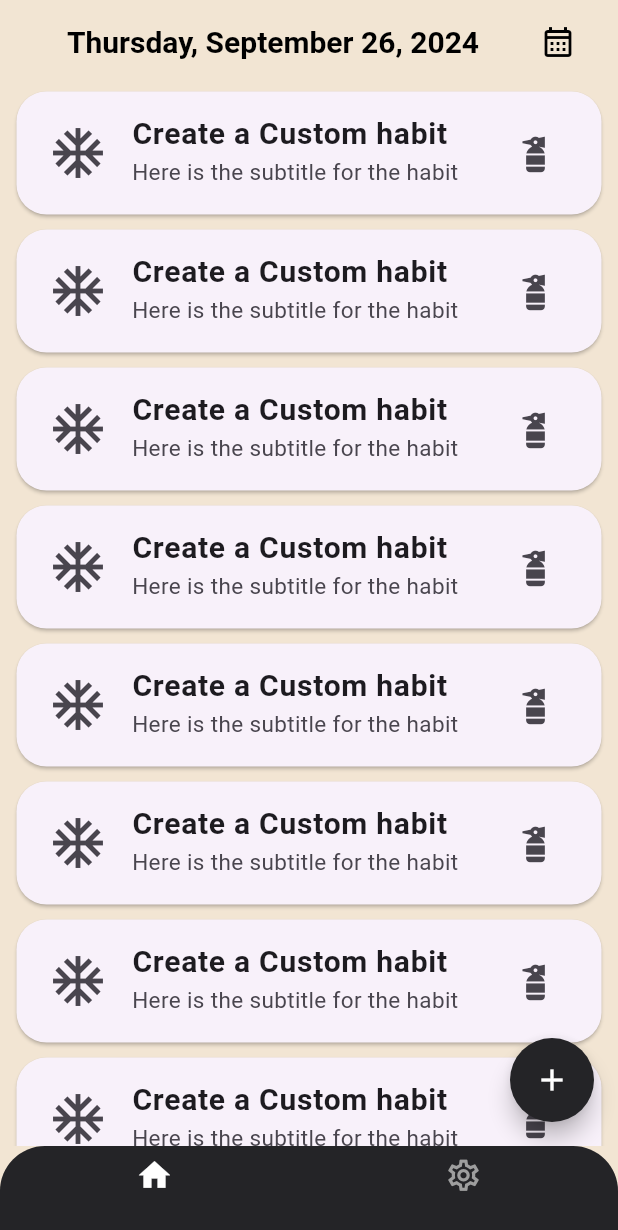
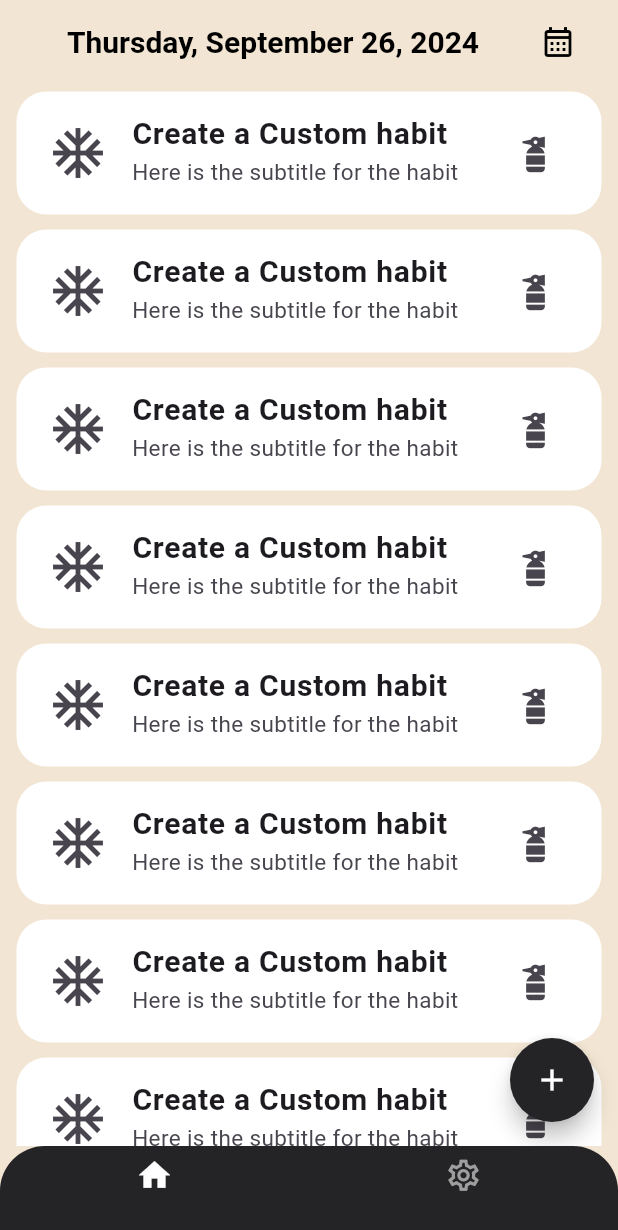
Before and after one commit to nahian00777/Streak-Push, a Flutter app: the screen it shows after launch, on a phone screen of 412 x 824 dp. Shown: the top 1230 px of the screen. Run offline on Flutter 3.47's test engine with Material 3 defaults, Android fonts, the phone set to English and light mode, and no system bars; our stand-ins replace emoji_picker_flutter, flutter_heatmap_calendar, get; Roboto replaces fonts that are missing (Times New Roman).

```diff
--- a/lib/controller/animation_controller.dart
+++ b/lib/controller/animation_controller.dart
@@ -6,6 +6,8 @@ class AnimeController extends GetxController {
   // var height = 100.0.obs;
   // var width = 100.0.obs;
   var color = Colors.blue.obs;
+  var tileColor = Colors.white.obs;
+  var isPressed = false.obs;
   // var padding = 0.0.obs;
 
   void toggleAnimation() {
--- a/lib/controller/create_habit_controller.dart
+++ b/lib/controller/create_habit_controller.dart
@@ -8,6 +8,8 @@ class CreateHabitController extends GetxController {
   var selectedDays = List<bool>.filled(7, true).obs;
   var isReminderOn = false.obs;
   var selectedTime = TimeOfDay.now();
+  var habitName;
+
   FocusNode focusNode = FocusNode();
   FocusNode focusNodeToHabit = FocusNode();
 
--- a/lib/screens/widgets/custom_tile_home_page.dart
+++ b/lib/screens/widgets/custom_tile_home_page.dart
@@ -2,24 +2,40 @@ import 'package:flutter/material.dart';
 import 'package:get/get.dart';
 import 'package:streak_push/controller/animation_controller.dart';
 import 'package:streak_push/screens/pages/task_page.dart';
+import 'package:streak_push/utility/constants.dart';
 
 class CustomTileHomePage extends StatelessWidget {
   const CustomTileHomePage({super.key});
 
   @override
   Widget build(BuildContext context) {
-    // final AnimeController animeController = Get.find();
+    final AnimeController animeController = Get.find<AnimeController>();
+    // final AnimationController controller = Get.find<AnimationController>();
     return InkWell(
       onTap: () async {
         // Add your onTap code here
         // animeController.toggleAnimation();
-        Get.to(TaskPage(), transition: Transition.zoom, duration: Duration(milliseconds: 200));
+        Get.to(TaskPage(),
+            transition: Transition.zoom, duration: Duration(milliseconds: 200));
       },
-      child: Card(
-        margin: EdgeInsets.all(5),
-        shape: RoundedRectangleBorder(
+      onLongPress: () {
+        // Add your onLongPress code here
+        animeController.isPressed.value = !animeController.isPressed.value;
+        if (animeController.isPressed.value) {
+          animeController.tileColor.value = primaryColor2;
+        } else {
+          animeController.tileColor.value = Colors.white;
+        }
+      },
+      child: Obx(() {
+        return Container(
+          // duration: Duration(seconds: 2),
+          // color: animeController.tileColor.value,
+          decoration: BoxDecoration(
+            color: animeController.tileColor.value,
             borderRadius: BorderRadius.circular(20),
           ),
+          margin: EdgeInsets.all(5),
           child: Padding(
             padding: const EdgeInsets.all(5),
             child: ListTile(
@@ -46,7 +62,8 @@ class CustomTileHomePage extends StatelessWidget {
               ),
             ),
           ),
-      ),
+        );
+      }),
     );
   }
 }
--- a/lib/utility/constants.dart
+++ b/lib/utility/constants.dart
@@ -1,6 +1,7 @@
 import 'package:flutter/material.dart';
 
 const primaryColor = Color(0xFFF2E5D3);
+const primaryColor2 = Color(0xFFE6CAA7);
 const secondaryColor = Color(0xFF242427);
 const bgColor = Color(0xFF212332);
 const defaultPadding = 16.0;
```
Also changed, not shown: lib/screens/pages/create_custom_habit_page.dart (+1 -46 lines). Lines whose indentation alone changed are shown as unchanged.
